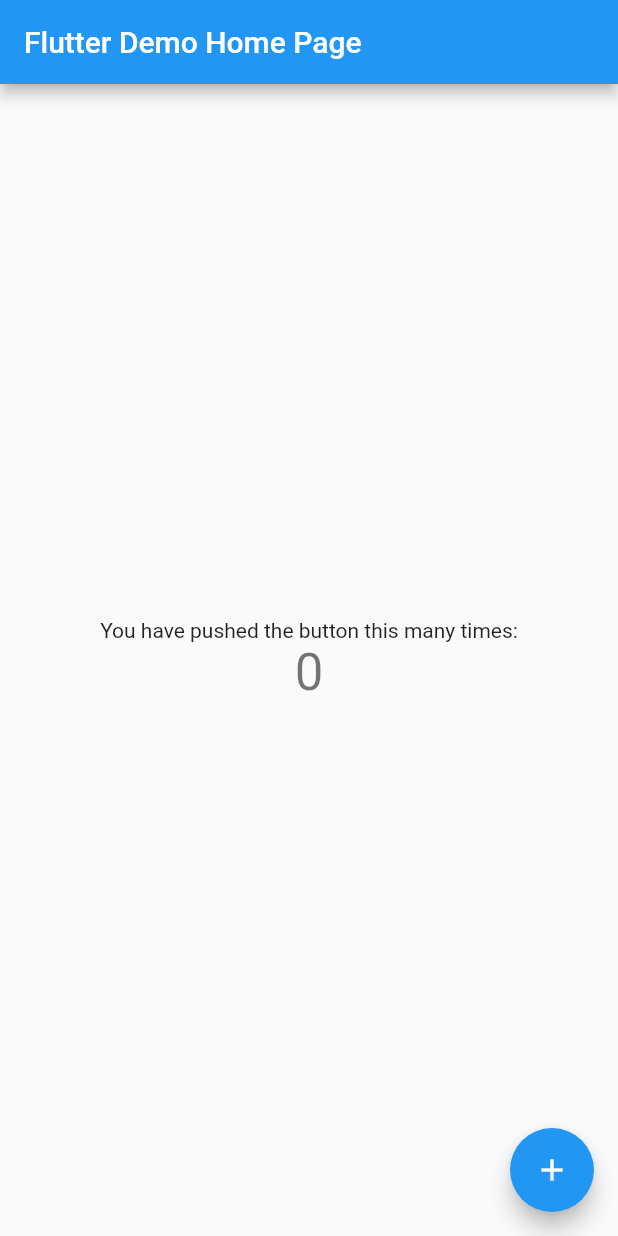
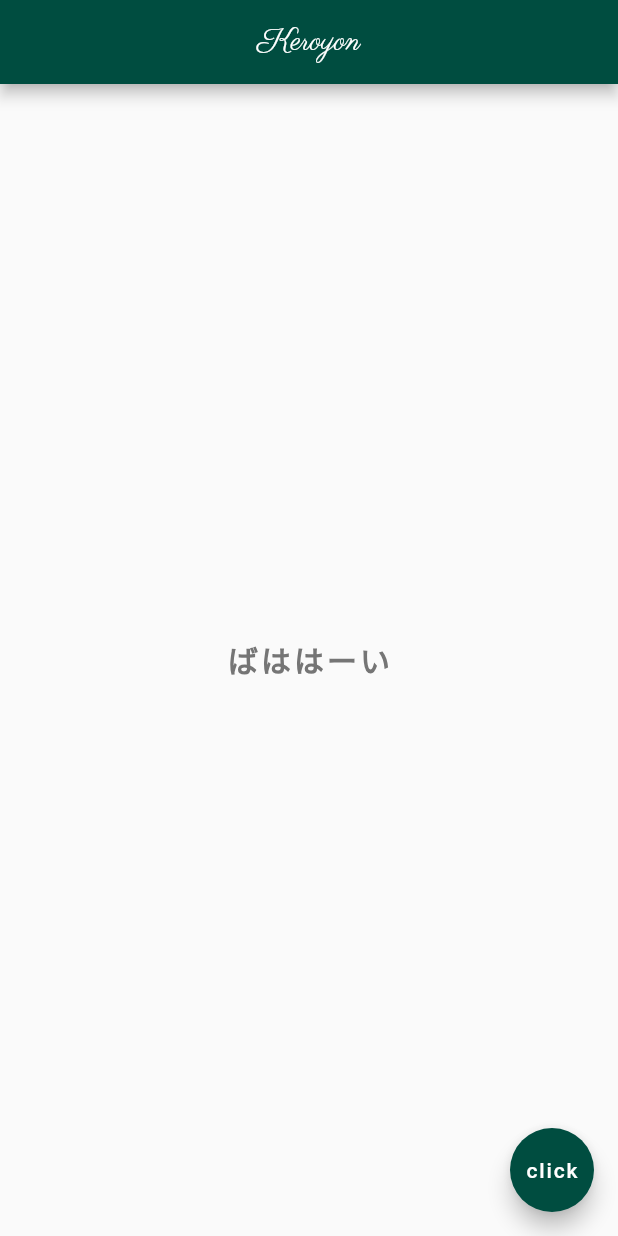
Before and after one commit to UedaTakeyuki/myflutterapp, a Flutter app: the screen it shows after launch, on a phone screen of 412 x 824 dp. Run offline on Flutter 3.47's test engine with Material 2 defaults, Android fonts, the phone set to English and light mode, and no system bars.

Commit message:
lesson #6

```diff
--- a/lib/main.dart
+++ b/lib/main.dart
@@ -1,111 +1,34 @@
+import 'dart:ui' as prefix0;
+
 import 'package:flutter/material.dart';
 
-void main() => runApp(MyApp());
-
-class MyApp extends StatelessWidget {
-  // This widget is the root of your application.
-  @override
-  Widget build(BuildContext context) {
-    return MaterialApp(
-      title: 'Flutter Demo',
-      theme: ThemeData(
-        // This is the theme of your application.
-        //
-        // Try running your application with "flutter run". You'll see the
-        // application has a blue toolbar. Then, without quitting the app, try
-        // changing the primarySwatch below to Colors.green and then invoke
-        // "hot reload" (press "r" in the console where you ran "flutter run",
-        // or simply save your changes to "hot reload" in a Flutter IDE).
-        // Notice that the counter didn't reset back to zero; the application
-        // is not restarted.
-        primarySwatch: Colors.blue,
-      ),
-      home: MyHomePage(title: 'Flutter Demo Home Page'),
-    );
-  }
-}
-
-class MyHomePage extends StatefulWidget {
-  MyHomePage({Key key, this.title}) : super(key: key);
-
-  // This widget is the home page of your application. It is stateful, meaning
-  // that it has a State object (defined below) that contains fields that affect
-  // how it looks.
-
-  // This class is the configuration for the state. It holds the values (in this
-  // case the title) provided by the parent (in this case the App widget) and
-  // used by the build method of the State. Fields in a Widget subclass are
-  // always marked "final".
-
-  final String title;
-
-  @override
-  _MyHomePageState createState() => _MyHomePageState();
-}
-
-class _MyHomePageState extends State<MyHomePage> {
-  int _counter = 0;
-
-  void _incrementCounter() {
-    setState(() {
-      // This call to setState tells the Flutter framework that something has
-      // changed in this State, which causes it to rerun the build method below
-      // so that the display can reflect the updated values. If we changed
-      // _counter without calling setState(), then the build method would not be
-      // called again, and so nothing would appear to happen.
-      _counter++;
-    });
-  }
-
-  @override
-  Widget build(BuildContext context) {
-    // This method is rerun every time setState is called, for instance as done
-    // by the _incrementCounter method above.
-    //
-    // The Flutter framework has been optimized to make rerunning build methods
-    // fast, so that you can just rebuild anything that needs updating rather
-    // than having to individually change instances of widgets.
-    return Scaffold(
-      appBar: AppBar(
-        // Here we take the value from the MyHomePage object that was created by
-        // the App.build method, and use it to set our appbar title.
-        title: Text(widget.title),
-      ),
-      body: Center(
-        // Center is a layout widget. It takes a single child and positions it
-        // in the middle of the parent.
-        child: Column(
-          // Column is also a layout widget. It takes a list of children and
-          // arranges them vertically. By default, it sizes itself to fit its
-          // children horizontally, and tries to be as tall as its parent.
-          //
-          // Invoke "debug painting" (press "p" in the console, choose the
-          // "Toggle Debug Paint" action from the Flutter Inspector in Android
-          // Studio, or the "Toggle Debug Paint" command in Visual Studio Code)
-          // to see the wireframe for each widget.
-          //
-          // Column has various properties to control how it sizes itself and
-          // how it positions its children. Here we use mainAxisAlignment to
-          // center the children vertically; the main axis here is the vertical
-          // axis because Columns are vertical (the cross axis would be
-          // horizontal).
-          mainAxisAlignment: MainAxisAlignment.center,
-          children: <Widget>[
-            Text(
-              'You have pushed the button this many times:',
-            ),
-            Text(
-              '$_counter',
-              style: Theme.of(context).textTheme.display1,
-            ),
-          ],
+void main() => runApp(MaterialApp(
+  home: Scaffold(
+    appBar: AppBar(
+      title: Text(
+        "Keroyon",
+        style: TextStyle(
+          fontFamily: "Parisienne",
         ),
       ),
-      floatingActionButton: FloatingActionButton(
-        onPressed: _incrementCounter,
-        tooltip: 'Increment',
-        child: Icon(Icons.add),
-      ), // This trailing comma makes auto-formatting nicer for build methods.
-    );
-  }
-}
+      centerTitle: true,
+      backgroundColor: Colors.teal[900],
+    ),
+    body: Center(
+        child: Text(
+          "ばははーい",
+          style: TextStyle(
+            fontSize: 20.0,
+            fontWeight: FontWeight.bold,
+            letterSpacing: 2.0,
+            color: Colors.grey[600],
+          ),
+        ),
+    ),
+    floatingActionButton: FloatingActionButton(
+      onPressed: () {},
+      child: Text("click"),
+      backgroundColor: Colors.teal[900],
+    ),
+  ),
+));
```
Also changed, not shown: pubspec.yaml (+4 -11 lines), fonts/Parisienne-Regular.ttf (added).
